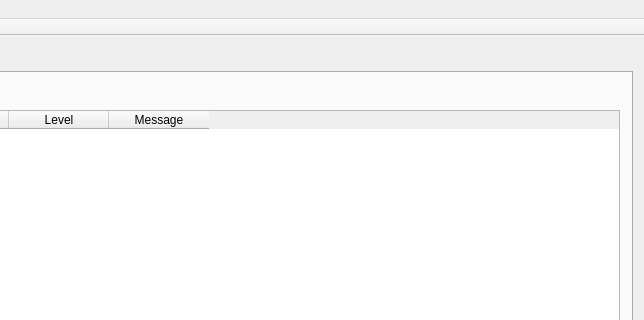
Qt form mainwindow.ui (VirusTotal/qt-virustotal-uploader) before a commit; both pictures show x 216 to 860 and y 0 to 320 of the 860 by 536 pixel window.
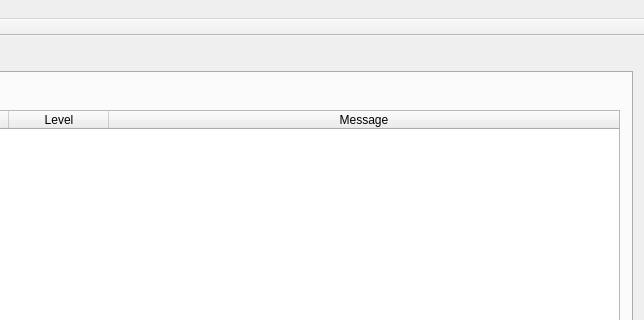
The same form after that commit. The open tabs and pages were chosen to show the change. Custom widgets are drawn as their Qt base class.

```diff
--- a/mainwindow.ui
+++ b/mainwindow.ui
@@ -123,6 +123,15 @@
               <property name="columnCount">
                <number>4</number>
               </property>
+              <attribute name="horizontalHeaderStretchLastSection">
+               <bool>true</bool>
+              </attribute>
+              <attribute name="verticalHeaderMinimumSectionSize">
+               <number>30</number>
+              </attribute>
+              <attribute name="verticalHeaderStretchLastSection">
+               <bool>false</bool>
+              </attribute>
               <column>
                <property name="text">
                 <string>Time</string>
```
Left out of the diff: 49 changed lines with no effect on the pictures.
